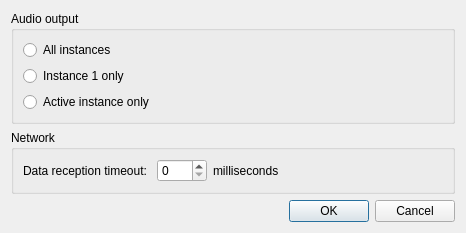
Qt form src/frontend/qt_sdl/MPSettingsDialog.ui (openpak/melonds) before a commit.
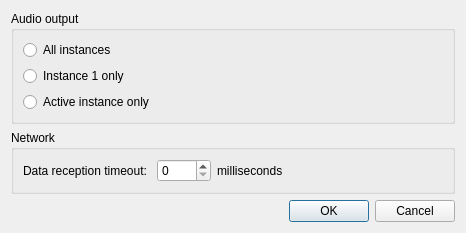
The same form after that commit.

Commit message: actually hook up most of that dialog

The edit to the form file:
```diff
--- a/src/frontend/qt_sdl/MPSettingsDialog.ui
+++ b/src/frontend/qt_sdl/MPSettingsDialog.ui
@@ -64,6 +64,9 @@
           <height>0</height>
          </size>
         </property>
+        <property name="maximum">
+         <number>1000</number>
+        </property>
        </widget>
       </item>
       <item row="0" column="0">
```
The commit also changes 7 other files.
